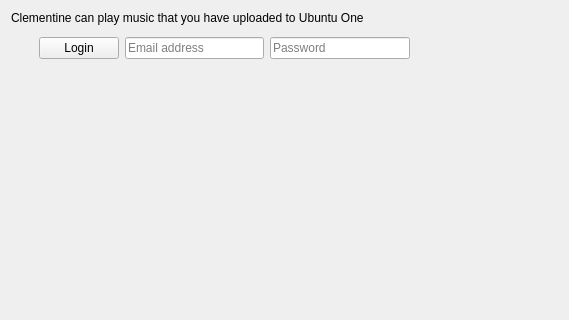
Above: src/internet/ubuntuonesettingspage.ui from clementine-player/Clementine before the change; both pictures show x 0 to 569 and y 0 to 320 of the 569 by 491 pixel window. Below: the same form after it.
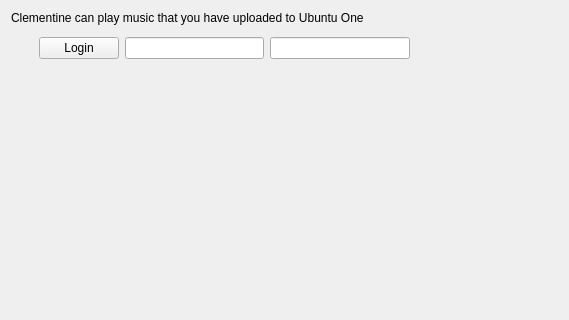
That is the form after the change. Icons and pictures are not drawn. Custom widgets are drawn as their Qt base class.

Commit message: Remove/work around missing features in Qt < 4.7

What changed in the file:
```diff
--- a/src/internet/ubuntuonesettingspage.ui
+++ b/src/internet/ubuntuonesettingspage.ui
@@ -54,16 +54,10 @@
         </item>
         <item>
          <widget class="QLineEdit" name="username">
-          <property name="placeholderText">
-           <string>Email address</string>
-          </property>
          </widget>
         </item>
         <item>
          <widget class="QLineEdit" name="password">
-           <property name="placeholderText">
-            <string>Password</string>
-           </property>
            <property name="echoMode">
             <enum>QLineEdit::Password</enum>
            </property>
```
The commit also changes 1 other file.
